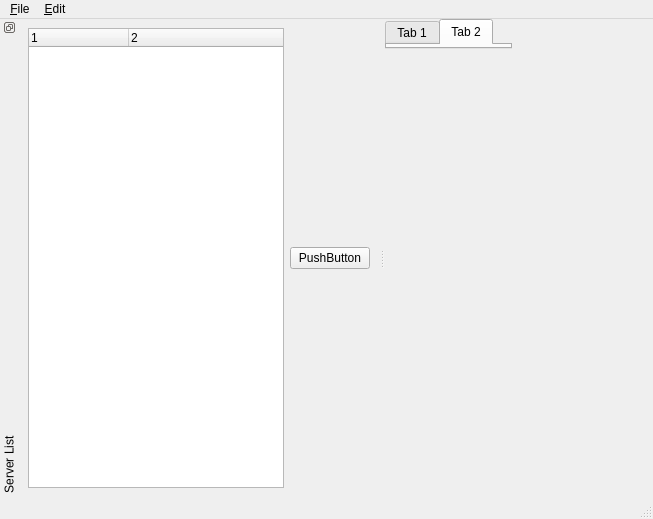
Above: src/qt-client/MainWindow.ui from dgeelen/dmplayer before the change. Below: the same form after it.
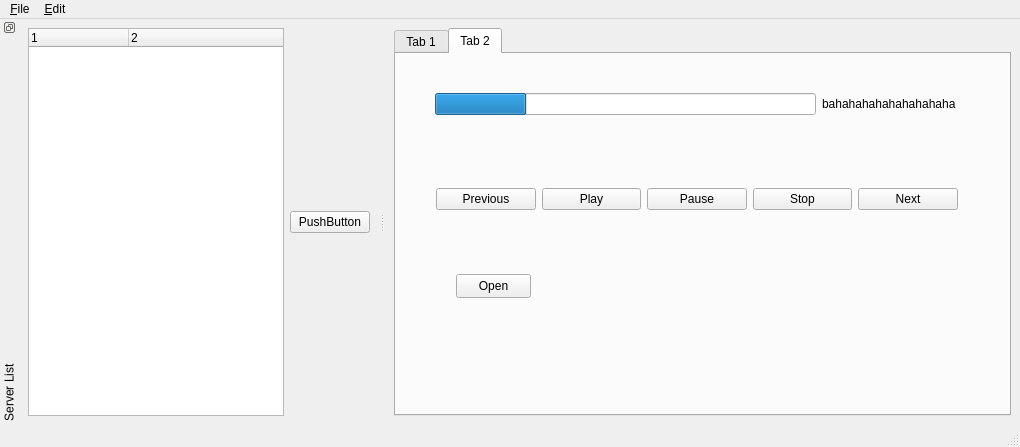
That is the form after the change. Icons and pictures are not drawn.

Diff of the .ui file:
```diff
--- a/src/qt-client/MainWindow.ui
+++ b/src/qt-client/MainWindow.ui
@@ -5,8 +5,8 @@
    <rect>
     <x>0</x>
     <y>0</y>
-    <width>653</width>
-    <height>519</height>
+    <width>1020</width>
+    <height>447</height>
    </rect>
   </property>
   <property name="windowTitle" >
@@ -16,7 +16,8 @@
    <bool>true</bool>
   </property>
   <widget class="QWidget" name="centralwidget" >
-   <widget class="QWidget" name="" >
+   <layout class="QHBoxLayout" >
+    <item>
     <layout class="QHBoxLayout" >
      <item>
       <widget class="QTabWidget" name="tabWidget" >
@@ -158,14 +159,15 @@
       <layout class="QVBoxLayout" />
      </item>
     </layout>
-   </widget>
+    </item>
+   </layout>
   </widget>
   <widget class="QMenuBar" name="menubar" >
    <property name="geometry" >
     <rect>
      <x>0</x>
      <y>0</y>
-     <width>653</width>
+     <width>1020</width>
      <height>19</height>
     </rect>
    </property>
```
Lines whose indentation alone changed are shown as unchanged.
